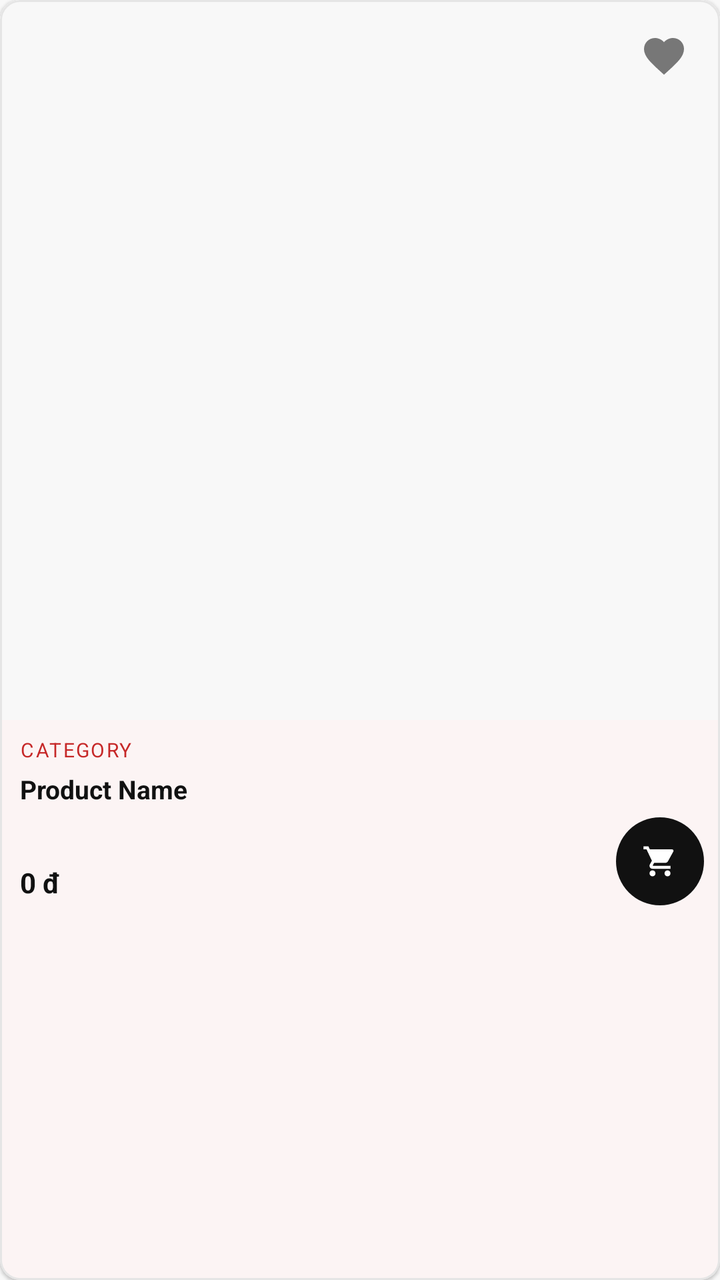
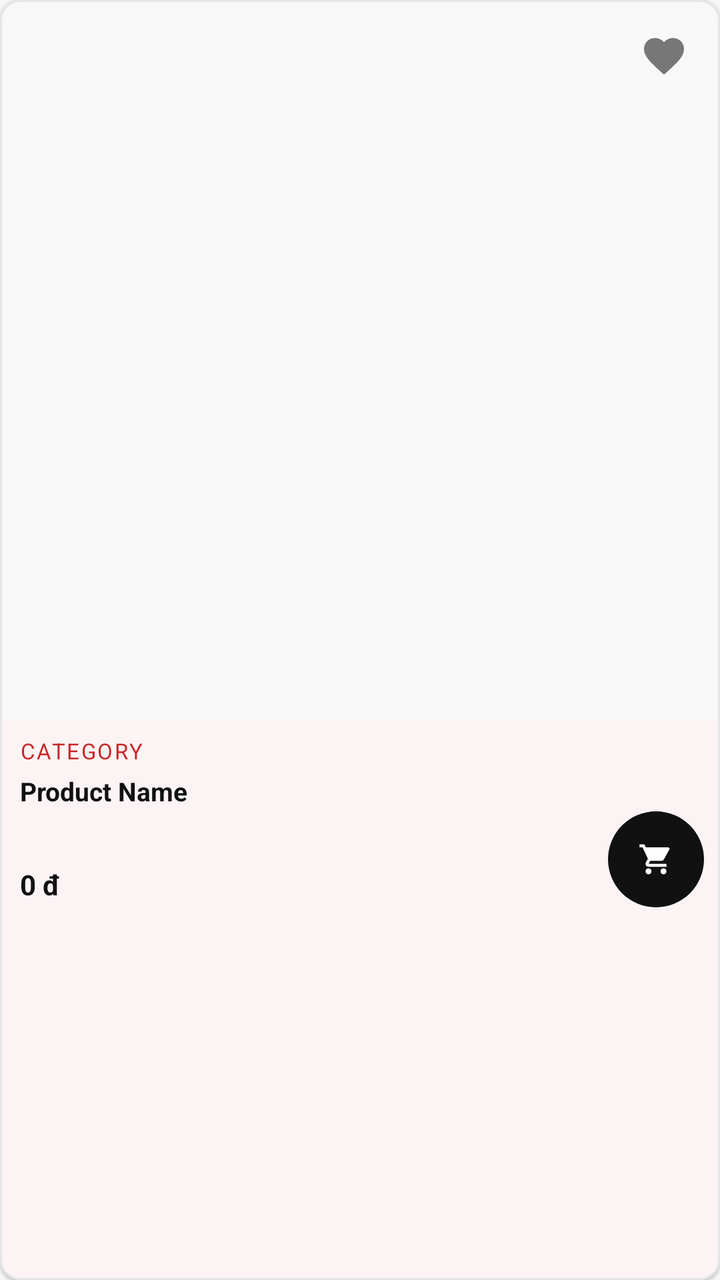

Screens rendered from an Android XML layout before and after an edit, with the pre-edit source and the edit as a unified diff.
<!-- AndroidManifest.xml: application theme Theme.TirTirMCommerce -->
<!-- res/layout/item_product.xml -->
<?xml version="1.0" encoding="utf-8"?>
<com.google.android.material.card.MaterialCardView xmlns:android="http://schemas.android.com/apk/res/android"
    xmlns:app="http://schemas.android.com/apk/res-auto"
    android:layout_width="match_parent"
    android:layout_height="wrap_content"
    android:minHeight="300dp"
    android:layout_margin="6dp"
    app:cardCornerRadius="10dp"
    app:cardElevation="1dp"
    app:cardBackgroundColor="@color/tirtir_white"
    app:strokeWidth="1dp"
    app:strokeColor="@color/tirtir_border_gray">

    <androidx.constraintlayout.widget.ConstraintLayout
        android:layout_width="match_parent"
        android:layout_height="wrap_content">

        
        <FrameLayout
            android:id="@+id/frameImage"
            android:layout_width="0dp"
            android:layout_height="0dp"
            android:background="@color/tirtir_off_white"
            app:layout_constraintTop_toTopOf="parent"
            app:layout_constraintStart_toStartOf="parent"
            app:layout_constraintEnd_toEndOf="parent"
            app:layout_constraintDimensionRatio="1:1">

            <ImageView
                android:id="@+id/ivProductImage"
                android:layout_width="match_parent"
                android:layout_height="match_parent"
                android:padding="12dp"
                android:scaleType="fitCenter"
                android:background="@color/tirtir_off_white" />

            <TextView
                android:id="@+id/tvImageFallback"
                android:layout_width="match_parent"
                android:layout_height="match_parent"
                android:gravity="center"
                android:text="TIRTIR"
                android:textColor="@color/tirtir_red_primary"
                android:textSize="18sp"
                android:textStyle="bold"
                android:letterSpacing="0.08"
                android:visibility="gone" />

            
            <TextView
                android:id="@+id/tvOutOfStock"
                android:layout_width="wrap_content"
                android:layout_height="wrap_content"
                android:layout_gravity="top|start"
                android:layout_margin="6dp"
                android:paddingHorizontal="8dp"
                android:paddingVertical="3dp"
                android:text="Out"
                android:textColor="@color/tirtir_white"
                android:textSize="10sp"
                android:textStyle="bold"
                android:background="#CC111111"
                android:visibility="gone" />

            
            <ImageButton
                android:id="@+id/btnWishlistToggle"
                android:layout_width="48dp"
                android:layout_height="48dp"
                android:layout_gravity="top|end"
                android:layout_margin="4dp"
                android:background="@android:color/transparent"
                android:src="@drawable/ic_wishlist"
                app:tint="@color/tirtir_text_secondary"
                android:scaleType="centerInside"
                android:contentDescription="Wishlist"
                android:padding="12dp" />
                
            
            <TextView
                android:id="@+id/tvDiscountBadge"
                android:layout_width="36dp"
                android:layout_height="36dp"
                android:layout_gravity="bottom|end"
                android:layout_margin="8dp"
                android:background="@drawable/ic_tirtir_brand_circle"
                android:backgroundTint="@color/tirtir_red_primary"
                android:textColor="@color/tirtir_white"
                android:textSize="10sp"
                android:textStyle="bold"
                android:gravity="center"
                android:text="-10%"
                android:visibility="gone" />

        </FrameLayout>

        
        <TextView
            android:id="@+id/tvProductCategory"
            android:layout_width="wrap_content"
            android:layout_height="wrap_content"
            android:layout_marginStart="10dp"
            android:layout_marginTop="8dp"
            android:text="CATEGORY"
            android:textColor="@color/tirtir_red_primary"
            android:textSize="10sp"
            android:letterSpacing="0.08"
            android:textAllCaps="true"
            app:layout_constraintTop_toBottomOf="@id/frameImage"
            app:layout_constraintStart_toStartOf="parent" />

        
        <TextView
            android:id="@+id/tvProductName"
            android:layout_width="0dp"
            android:layout_height="wrap_content"
            android:layout_marginStart="10dp"
            android:layout_marginEnd="10dp"
            android:layout_marginTop="4dp"
            android:ellipsize="end"
            android:maxLines="2"
            android:minHeight="40dp"
            android:text="Product Name"
            android:textColor="@color/tirtir_black"
            android:textSize="13sp"
            android:textStyle="bold"
            android:lineSpacingExtra="2dp"
            app:layout_constraintTop_toBottomOf="@id/tvProductCategory"
            app:layout_constraintStart_toStartOf="parent"
            app:layout_constraintEnd_toEndOf="parent" />

        
        <TextView
            android:id="@+id/tvProductPrice"
            android:layout_width="0dp"
            android:layout_height="wrap_content"
            android:layout_marginStart="10dp"
            android:layout_marginTop="6dp"
            android:layout_marginBottom="10dp"
            android:text="0 đ"
            android:textColor="@color/tirtir_black"
            android:textSize="14sp"
            android:textStyle="bold"
            app:layout_constraintTop_toBottomOf="@id/tvProductName"
            app:layout_constraintStart_toStartOf="parent"
            app:layout_constraintEnd_toStartOf="@id/btnQuickAdd"
            app:layout_constraintBottom_toBottomOf="parent" />

        <com.google.android.material.button.MaterialButton
            android:id="@+id/btnQuickAdd"
            android:layout_width="44dp"
            android:layout_height="44dp"
            android:layout_marginEnd="8dp"
            android:layout_marginBottom="8dp"
            android:contentDescription="Quick add"
            android:insetTop="0dp"
            android:insetBottom="0dp"
            android:padding="0dp"
            app:iconSize="18dp"
            app:iconPadding="0dp"
            app:iconGravity="textStart"
            app:backgroundTint="@color/tirtir_black"
            app:cornerRadius="22dp"
            app:icon="@drawable/ic_cart"
            app:iconTint="@color/tirtir_white"
            app:layout_constraintBottom_toBottomOf="parent"
            app:layout_constraintEnd_toEndOf="parent" />

    </androidx.constraintlayout.widget.ConstraintLayout>
</com.google.android.material.card.MaterialCardView>
<!-- resources referenced by this layout -->
<resources>
  <color name="tirtir_black">#111111</color>
  <color name="tirtir_border_gray">#E5E5E5</color>
  <color name="tirtir_off_white">#F8F8F8</color>
  <color name="tirtir_red_primary">#C62828</color>
  <color name="tirtir_text_secondary">#777777</color>
  <color name="tirtir_white">#FFFFFF</color>
  <!-- drawable ic_cart (drawable) -->
  <vector xmlns:android="http://schemas.android.com/apk/res/android"
      android:width="24dp"
      android:height="24dp"
      android:viewportWidth="24.0"
      android:viewportHeight="24.0"
      android:tint="?attr/colorControlNormal">
    <path
        android:fillColor="#FF000000"
        android:pathData="M7,18c-1.1,0 -1.99,0.9 -1.99,2S5.9,22 7,22s2,-0.9 2,-2 -0.9,-2 -2,-2zM1,2v2h2l3.6,7.59 -1.35,2.45c-0.16,0.28 -0.25,0.61 -0.25,0.96 0,1.1 0.9,2 2,2h12v-2H7.42c-0.14,0 -0.25,-0.11 -0.25,-0.25l0.03,-0.12 0.9,-1.63h7.45c0.75,0 1.41,-0.41 1.75,-1.03l3.58,-6.49c0.08,-0.14 0.12,-0.31 0.12,-0.48 0,-0.55 -0.45,-1 -1,-1H5.21l-0.94,-2H1zM17,18c-1.1,0 -1.99,0.9 -1.99,2s0.89,2 1.99,2 2,-0.9 2,-2 -0.9,-2 -2,-2z"/>
  </vector>
  <!-- drawable ic_tirtir_brand_circle (drawable) -->
  <?xml version="1.0" encoding="utf-8"?>
  <vector xmlns:android="http://schemas.android.com/apk/res/android"
      android:width="120dp"
      android:height="120dp"
      android:viewportWidth="120"
      android:viewportHeight="120">
  
      
      <path
          android:fillColor="#C62828"
          android:pathData="M60,2 A58,58 0 1,1 59.99,2 Z" />
  
      
      <path
          android:fillColor="#FFFFFF"
          android:pathData="M22,35 L98,35 L98,48 L66,48 L66,90 L54,90 L54,48 L22,48 Z" />
  
  </vector>
  <!-- drawable ic_wishlist (drawable) -->
  <vector xmlns:android="http://schemas.android.com/apk/res/android"
      android:width="24dp"
      android:height="24dp"
      android:viewportWidth="24.0"
      android:viewportHeight="24.0"
      android:tint="?attr/colorControlNormal">
    <path
        android:fillColor="#FF000000"
        android:pathData="M12,21.35l-1.45,-1.32C5.4,15.36 2,12.28 2,8.5 2,5.42 4.42,3 7.5,3c1.74,0 3.41,0.81 4.5,2.09C13.09,3.81 14.76,3 16.5,3 19.58,3 22,5.42 22,8.5c0,3.78 -3.4,6.86 -8.55,11.54L12,21.35z"/>
  </vector>
  <style name="Theme.TirTirMCommerce" parent="Base.Theme.TirTirMCommerce" />
  <style name="Base.Theme.TirTirMCommerce" parent="Theme.Material3.DayNight.NoActionBar">
          
          <item name="colorPrimary">@color/tirtir_red_primary</item>
          <item name="colorPrimaryDark">@color/tirtir_red_dark</item>
          <item name="colorPrimaryContainer">@color/tirtir_red_surface</item>
  
          
          <item name="colorOnPrimary">@color/tirtir_white</item>
          <item name="colorOnPrimaryContainer">@color/tirtir_red_primary</item>
  
          
          <item name="colorSecondary">@color/tirtir_black</item>
          <item name="colorOnSecondary">@color/tirtir_white</item>
  
          
          <item name="colorSurface">@color/tirtir_white</item>
          <item name="colorOnSurface">@color/tirtir_black</item>
          <item name="colorSurfaceVariant">@color/tirtir_off_white</item>
  
          
          <item name="android:windowBackground">@color/tirtir_off_white</item>
          <item name="android:statusBarColor">@color/tirtir_white</item>
          <item name="android:windowLightStatusBar">true</item>
  
          
          <item name="colorError">@color/tirtir_error</item>
      </style>
  <color name="tirtir_red_dark">#8E0000</color>
  <color name="tirtir_red_surface">#FFEBEE</color>
  <color name="tirtir_error">#D32F2F</color>
</resources>

<!-- the commit's change to res/layout/item_product.xml (unified diff, before → after) -->
@@ -32,6 +32,7 @@
                 android:layout_height="match_parent"
                 android:padding="12dp"
                 android:scaleType="fitCenter"
+                android:contentDescription="@null"
                 android:background="@color/tirtir_off_white" />
 
             <TextView
@@ -57,7 +58,7 @@
                 android:paddingVertical="3dp"
                 android:text="Out"
                 android:textColor="@color/tirtir_white"
-                android:textSize="10sp"
+                android:textSize="11sp"
                 android:textStyle="bold"
                 android:background="#CC111111"
                 android:visibility="gone" />
@@ -86,7 +87,7 @@
                 android:background="@drawable/ic_tirtir_brand_circle"
                 android:backgroundTint="@color/tirtir_red_primary"
                 android:textColor="@color/tirtir_white"
-                android:textSize="10sp"
+                android:textSize="11sp"
                 android:textStyle="bold"
                 android:gravity="center"
                 android:text="-10%"
@@ -103,7 +104,7 @@
             android:layout_marginTop="8dp"
             android:text="CATEGORY"
             android:textColor="@color/tirtir_red_primary"
-            android:textSize="10sp"
+            android:textSize="11sp"
             android:letterSpacing="0.08"
             android:textAllCaps="true"
             app:layout_constraintTop_toBottomOf="@id/frameImage"
@@ -148,8 +149,8 @@
 
         <com.google.android.material.button.MaterialButton
             android:id="@+id/btnQuickAdd"
-            android:layout_width="44dp"
-            android:layout_height="44dp"
+            android:layout_width="48dp"
+            android:layout_height="48dp"
             android:layout_marginEnd="8dp"
             android:layout_marginBottom="8dp"
             android:contentDescription="Quick add"
@@ -160,7 +161,7 @@
             app:iconPadding="0dp"
             app:iconGravity="textStart"
             app:backgroundTint="@color/tirtir_black"
-            app:cornerRadius="22dp"
+            app:cornerRadius="24dp"
             app:icon="@drawable/ic_cart"
             app:iconTint="@color/tirtir_white"
             app:layout_constraintBottom_toBottomOf="parent"
